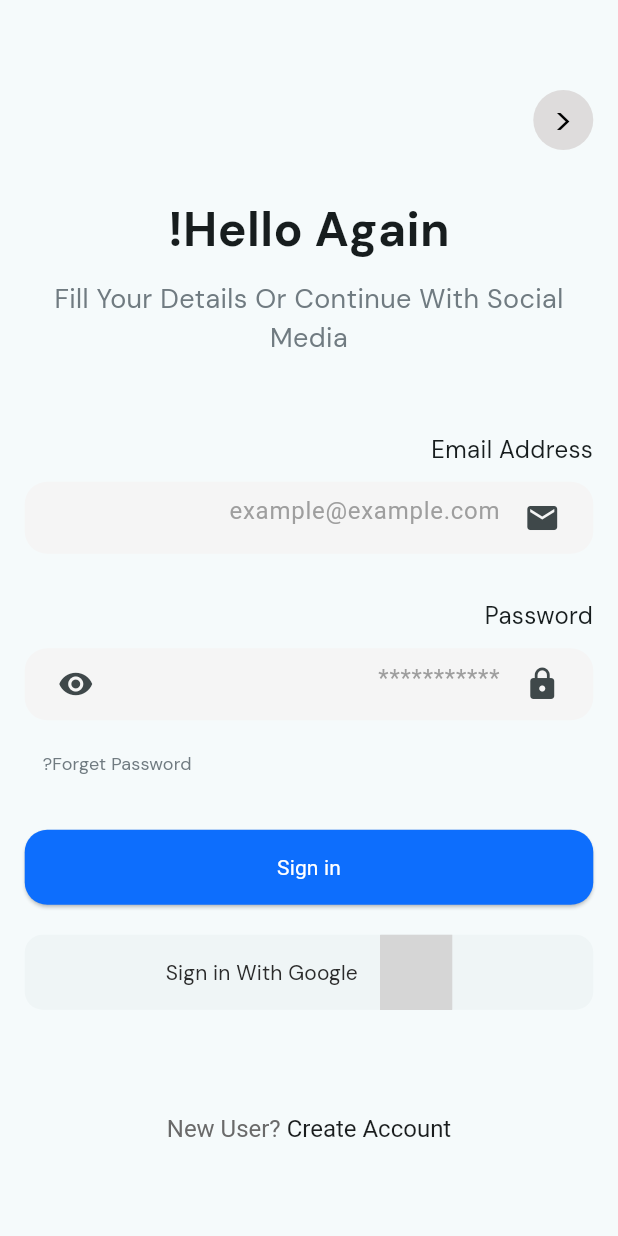
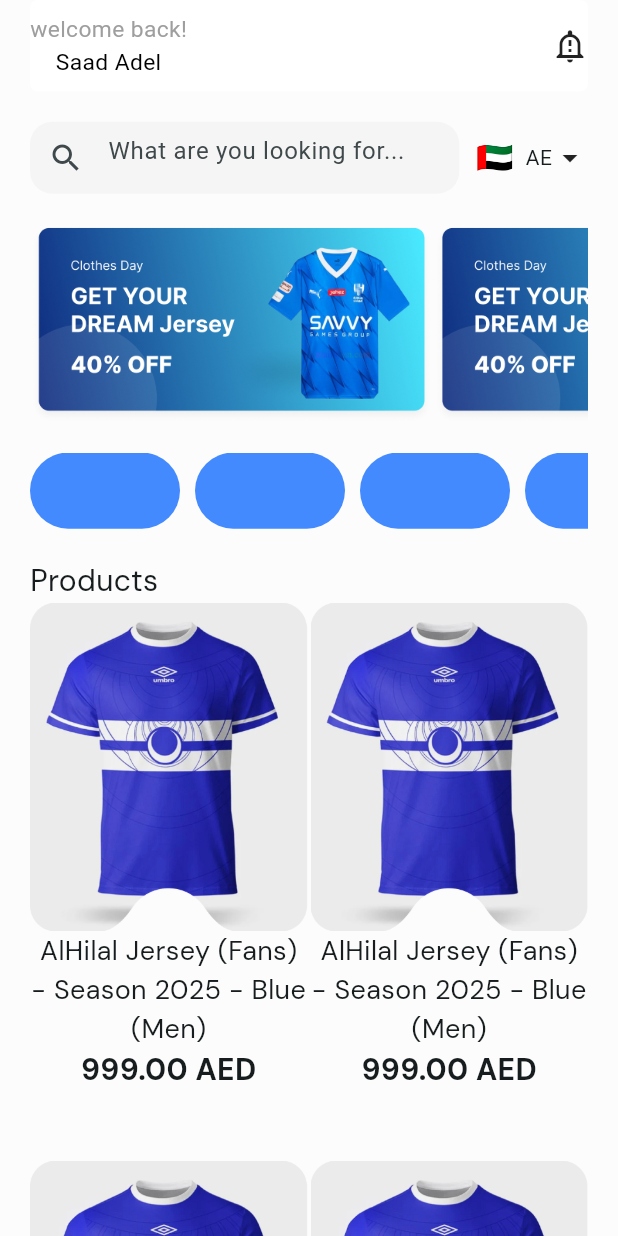
Before and after one commit to Brmja-Tech/Al-Hilal_Store, a Flutter app: the screen it shows after launch, on a phone screen of 412 x 824 dp. Run offline on Flutter 3.47's test engine with Material 3 defaults, Android fonts, the phone set to English and light mode, and no system bars; our stand-ins replace country_picker, easy_localization, firebase_auth, firebase_core, flutter_screenutil, go_router and 2 more; missing offline and left inert: svg_flutter; accounts and stored records are empty; grey boxes are pictures that could not be loaded.

Commit message:
finish home screen ui

```diff
--- a/assets/lang/ar.json
+++ b/assets/lang/ar.json
@@ -0,0 +1,5 @@
+{
+    "login": "تسجيل الدخول",
+    "register": "تسجيل حساب",
+    "forgotPassword": "نسيت كلمة المرور"
+}
--- a/assets/lang/en.json
+++ b/assets/lang/en.json
@@ -0,0 +1,5 @@
+{
+    "login": "Login",
+    "register": "Register",
+    "forgotPassword": "Forgot Password"
+}
--- a/lib/core/constants/assets.dart
+++ b/lib/core/constants/assets.dart
@@ -6,7 +6,27 @@ class Assets {
   /// assets/icon/Google.svg
   static const String assetsIconGoogle = "assets/icon/Google.svg";
 
+  /// Assets for assetsImgsBanner2
+  /// assets/imgs/banner2.png
+  static const String assetsImgsBanner2 = "assets/imgs/banner2.png";
+
+  /// Assets for assetsImgsDialogPlayer
+  /// assets/imgs/DialogPlayer.png
+  static const String assetsImgsDialogPlayer = "assets/imgs/DialogPlayer.png";
+
   /// Assets for assetsImgsIcon
   /// assets/imgs/icon.png
   static const String assetsImgsIcon = "assets/imgs/icon.png";
+
+  /// Assets for assetsImgsImage
+  /// assets/imgs/image.png
+  static const String assetsImgsImage = "assets/imgs/image.png";
+
+  /// Assets for assetsLangAr
+  /// assets/lang/ar.json
+  static const String assetsLangAr = "assets/lang/ar.json";
+
+  /// Assets for assetsLangEn
+  /// assets/lang/en.json
+  static const String assetsLangEn = "assets/lang/en.json";
 }
--- a/lib/core/router/app_router.dart
+++ b/lib/core/router/app_router.dart
@@ -1,3 +1,4 @@
+import 'package:alhilal_store/features/home/presentation/view/home_screen.dart';
 import 'package:go_router/go_router.dart';
 
 import '../../features/auth/login/presentation/view/login_screen.dart';
@@ -10,9 +11,9 @@ abstract class AppRouters {
     routes: [
       GoRoute(
         path: kdefultRoute,
-        builder: (context, state) => const LoginScreen(),
+        builder: (context, state) => const HomeScreen(),
       ),
-       GoRoute(
+      GoRoute(
         path: khomeRoute,
         builder: (context, state) => const LoginScreen(),
       ),
--- a/lib/core/widget/custom_title_text.dart
+++ b/lib/core/widget/custom_title_text.dart
@@ -1,3 +1,4 @@
+// ignore_for_file: public_member_api_docs, sort_constructors_first
 import 'package:flutter/material.dart';
 import 'package:google_fonts/google_fonts.dart';
 
@@ -9,6 +10,7 @@ class TitleTextWidget extends StatelessWidget {
     this.color,
     this.maxLines,
     this.textAlign = TextAlign.center,
+    this.fontWeight,
   });
 
   final String text;
@@ -16,6 +18,7 @@ class TitleTextWidget extends StatelessWidget {
   final Color? color;
   final int? maxLines;
   final TextAlign textAlign;
+  final FontWeight? fontWeight;
   @override
   Widget build(BuildContext context) {
     return Text(
@@ -25,7 +28,7 @@ class TitleTextWidget extends StatelessWidget {
       style: GoogleFonts.dmSans(
         fontSize: fontSize,
         color: color,
-        fontWeight: FontWeight.bold,
+        fontWeight: fontWeight,
       ),
     );
   }
--- /dev/null
+++ b/lib/core/widget/section_header.dart
@@ -0,0 +1,21 @@
+import 'package:flutter/material.dart';
+
+import 'custom_title_text.dart';
+
+class SectionHeader extends StatelessWidget {
+  const SectionHeader({
+    super.key,
+  });
+
+  @override
+  Widget build(BuildContext context) {
+    return Row(
+      mainAxisAlignment: MainAxisAlignment.start,
+      children: [
+        TitleTextWidget(
+          text: "Products",
+        ),
+      ],
+    );
+  }
+}
--- /dev/null
+++ b/lib/features/home/presentation/view/home_screen.dart
@@ -0,0 +1,70 @@
+import 'package:alhilal_store/features/home/presentation/widgets/countru_drop_down.dart';
+import 'package:alhilal_store/features/home/presentation/widgets/filterListView.dart';
+import 'package:alhilal_store/features/home/presentation/widgets/notification_container.dart';
+import 'package:flutter/material.dart';
+import 'package:flutter_screenutil/flutter_screenutil.dart';
+
+import '../../../../core/widget/section_header.dart';
+import '../widgets/filter_result_gridview.dart';
+import '../widgets/slider_listview.dart';
+
+class HomeScreen extends StatelessWidget {
+  const HomeScreen({super.key});
+
+  @override
+  Widget build(BuildContext context) {
+    return Scaffold(
+      body: Padding(
+        padding: const EdgeInsets.symmetric(horizontal: 20.0),
+        child: SafeArea(
+            child: Column(
+          children: [
+            NotificationContainer(),
+            SizedBox(
+              height: 20.h,
+            ),
+            Row(
+              children: [
+                Expanded(
+                  child: Container(
+                    decoration: BoxDecoration(
+                      color: Colors.grey[100],
+                      borderRadius: BorderRadius.circular(15),
+                    ),
+                    child: TextField(
+                      decoration: InputDecoration(
+                        hintText: 'What are you looking for...',
+                        prefixIcon: Icon(Icons.search),
+                        border: InputBorder.none,
+                      ),
+                    ),
+                  ),
+                ),
+                SizedBox(
+                  width: 10.w,
+                ),
+                CountryDropdown(),
+              ],
+            ),
+            SizedBox(
+              height: 20.h,
+            ),
+            SliderListView(),
+            SizedBox(
+              height: 20.h,
+            ),
+            FilterListView(),
+            SizedBox(
+              height: 20.h,
+            ),
+            SectionHeader(),
+            SizedBox(
+              width: 10.w,
+            ),
+            FilterResultGridView(),
+          ],
+        )),
+      ),
+    );
+  }
+}
--- /dev/null
+++ b/lib/features/home/presentation/widgets/countru_drop_down.dart
@@ -0,0 +1,56 @@
+import 'package:country_picker/country_picker.dart';
+import 'package:flutter/material.dart';
+
+class CountryDropdown extends StatefulWidget {
+  const CountryDropdown({super.key});
+
+  @override
+  _CountryDropdownState createState() => _CountryDropdownState();
+}
+
+class _CountryDropdownState extends State<CountryDropdown> {
+  String selectedCountryCode = "AE";
+  String selectedCountryName = "United Arab Emirates";
+
+  /// Converts a country code into a flag emoji
+  String getFlagEmoji(String countryCode) {
+    return countryCode
+        .toUpperCase()
+        .runes
+        .map((rune) => String.fromCharCode(0x1F1E6 - 65 + rune))
+        .join();
+  }
+
+  @override
+  Widget build(BuildContext context) {
+    return Row(
+      children: [
+        GestureDetector(
+          onTap: () {
+            showCountryPicker(
+              context: context,
+              showPhoneCode: false,
+              onSelect: (Country country) {
+                setState(() {
+                  selectedCountryCode = country.countryCode;
+                  selectedCountryName = country.name;
+                });
+              },
+            );
+          },
+          child: Row(
+            children: [
+              Text(
+                getFlagEmoji(selectedCountryCode),
+                style: TextStyle(fontSize: 20),
+              ),
+              SizedBox(width: 8),
+              Text(selectedCountryCode),
+              Icon(Icons.arrow_drop_down),
+            ],
+          ),
+        ),
+      ],
+    );
+  }
+}
--- /dev/null
+++ b/lib/features/home/presentation/widgets/filterListView.dart
@@ -0,0 +1,33 @@
+import 'package:flutter/material.dart';
+import 'package:flutter_screenutil/flutter_screenutil.dart';
+
+class FilterListView extends StatelessWidget {
+  const FilterListView({
+    super.key,
+  });
+
+  @override
+  Widget build(BuildContext context) {
+    return SizedBox(
+      height: 50.h,
+      child: ListView.separated(
+        scrollDirection: Axis.horizontal,
+        itemCount: 10,
+        itemBuilder: (context, index) {
+          return Container(
+            decoration: BoxDecoration(
+                color: Colors.blueAccent,
+                borderRadius: BorderRadius.circular(50)),
+            height: 6.h,
+            width: 100,
+          );
+        },
+        separatorBuilder: (BuildContext context, int index) {
+          return SizedBox(
+            width: 10,
+          );
+        },
+      ),
+    );
+  }
+}
--- /dev/null
+++ b/lib/features/home/presentation/widgets/filter_result_gridview.dart
@@ -0,0 +1,45 @@
+import 'package:flutter/material.dart';
+
+import '../../../../core/constants/assets.dart';
+import '../../../../core/widget/custom_title_text.dart';
+import '../../../../core/widget/custome_subtitle_text.dart';
+
+class FilterResultGridView extends StatelessWidget {
+  const FilterResultGridView({
+    super.key,
+  });
+
+  @override
+  Widget build(BuildContext context) {
+    return Expanded(
+      child: GridView.builder(
+        itemCount: 9,
+        gridDelegate: const SliverGridDelegateWithFixedCrossAxisCount(
+            crossAxisCount: 2,
+            childAspectRatio: 0.5,
+            mainAxisSpacing: 2,
+            crossAxisSpacing: 2),
+        itemBuilder: (context, index) {
+          return Container(
+            decoration: BoxDecoration(
+              color: const Color(0xFFFCFCFC),
+              borderRadius: BorderRadius.circular(15),
+            ),
+            child: Column(
+              children: [
+                Image.asset(Assets.assetsImgsImage),
+                SubtitleTextWidget(
+                    subText:
+                        'AlHilal Jersey (Fans) - Season 2025 - Blue (Men)'),
+                TitleTextWidget(
+                  text: '999.00 AED',
+                  fontWeight: FontWeight.bold,
+                ),
+              ],
+            ),
+          );
+        },
+      ),
+    );
+  }
+}
--- /dev/null
+++ b/lib/features/home/presentation/widgets/notification_container.dart
@@ -0,0 +1,38 @@
+import 'package:flutter/material.dart';
+import 'package:flutter_screenutil/flutter_screenutil.dart';
+
+class NotificationContainer extends StatelessWidget {
+  const NotificationContainer({
+    super.key,
+  });
+
+  @override
+  Widget build(BuildContext context) {
+    return Container(
+              height: 60.h,
+              decoration: BoxDecoration(
+    borderRadius: BorderRadius.circular(5.r),
+    color: Colors.white,
+              ),
+              child: Row(
+    mainAxisAlignment: MainAxisAlignment.spaceBetween,
+    children: [
+      Column(
+        mainAxisAlignment: MainAxisAlignment.center,
+        children: [
+          Text(
+            'welcome back!',
+            style: TextStyle(color: Colors.grey, fontSize: 15.sp),
+          ),
+          Text(
+            'Saad Adel',
+            style: TextStyle(color: Colors.black, fontSize: 15.sp),
+          ),
+        ],
+      ),
+      Icon(Icons.notification_important_outlined)
+    ],
+              ),
+            );
+  }
+}
--- /dev/null
+++ b/lib/features/home/presentation/widgets/slider_listview.dart
@@ -0,0 +1,25 @@
+import 'package:flutter/material.dart';
+import 'package:flutter_screenutil/flutter_screenutil.dart';
+
+import '../../../../core/constants/assets.dart';
+
+class SliderListView extends StatelessWidget {
+  const SliderListView({
+    super.key,
+  });
+
+  @override
+  Widget build(BuildContext context) {
+    return SizedBox(
+      height: 130.h,
+      child: ListView.builder(
+        itemBuilder: (context, index) => Image.asset(
+          Assets.assetsImgsBanner2,
+          fit: BoxFit.cover,
+        ),
+        itemCount: 2,
+        scrollDirection: Axis.horizontal,
+      ),
+    );
+  }
+}
--- a/lib/main.dart
+++ b/lib/main.dart
@@ -10,10 +10,11 @@ Future<void> main() async {
   await EasyLocalization.ensureInitialized();
   await Firebase.initializeApp();
   runApp(EasyLocalization(
-      supportedLocales: [Locale('ar', 'en')],
+      supportedLocales: [Locale('ar'), Locale('en')],
       path: 'assets/lang',
-      fallbackLocale: Locale('ar', 'en'),
-
+      fallbackLocale: Locale('ar'),
+      saveLocale: true,
+      useOnlyLangCode: true,
       child: MyApp()));
 }
 
@@ -30,12 +31,14 @@ class MyApp extends StatelessWidget {
       builder: (context, child) {
         return MaterialApp.router(
           localizationsDelegates: context.localizationDelegates,
-            supportedLocales: context.supportedLocales,
-            locale: context.locale,
+          supportedLocales: context.supportedLocales,
+          locale: context.locale,
           routerConfig: AppRouters.router,
           debugShowCheckedModeBanner: false,
           title: 'Al-Hilal Store',
           theme: ThemeData(
+            scaffoldBackgroundColor: Color(0xFFFCFCFC), // Set the desired color
+
             colorScheme: ColorScheme.fromSeed(seedColor: Colors.white),
             useMaterial3: true,
           ),
--- a/pubspec.yaml
+++ b/pubspec.yaml
@@ -29,6 +29,7 @@ environment:
 # versions available, run `flutter pub outdated`.
 dependencies:
   cloud_firestore: ^5.6.0
+  country_picker: ^2.0.27
   cupertino_icons: ^1.0.8
   easy_localization: ^3.0.7
   firebase_auth: ^5.3.4
@@ -65,5 +66,5 @@ flutter:
 
 flutter_assets:
   assets_path: assets/
-  output_path: lib/constants/
+  output_path: lib/core/constants/
   filename: assets.dart
```
Also changed, not shown: assets/imgs/banner2.png (added), assets/imgs/image.png (added), pubspec.lock.
